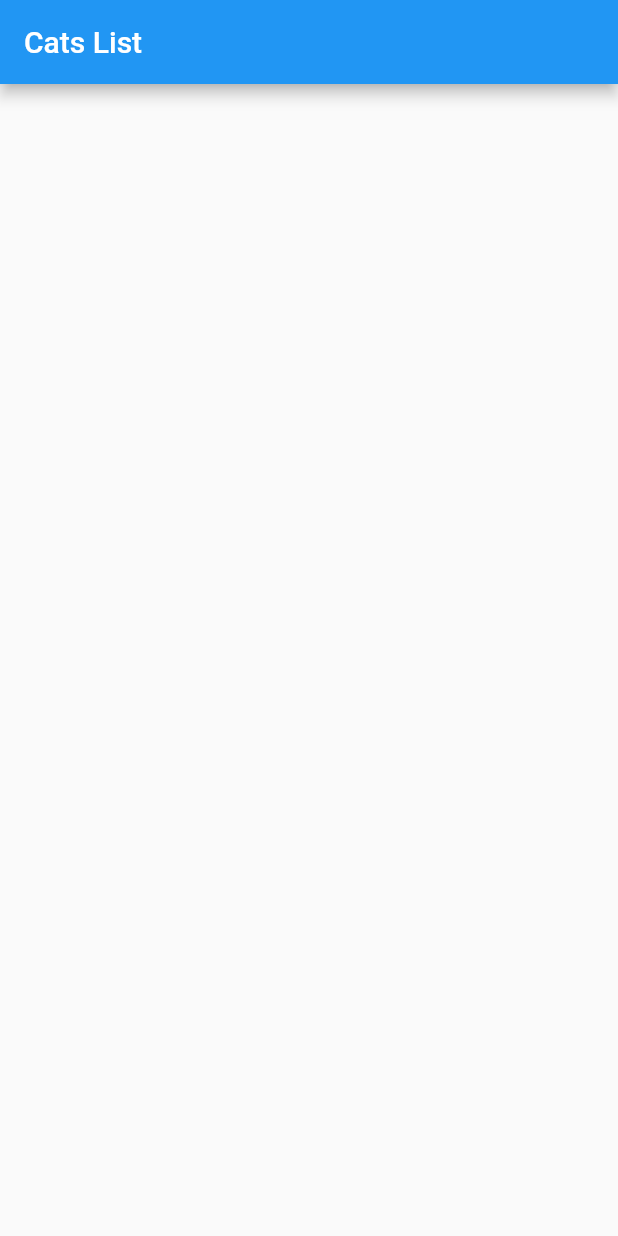
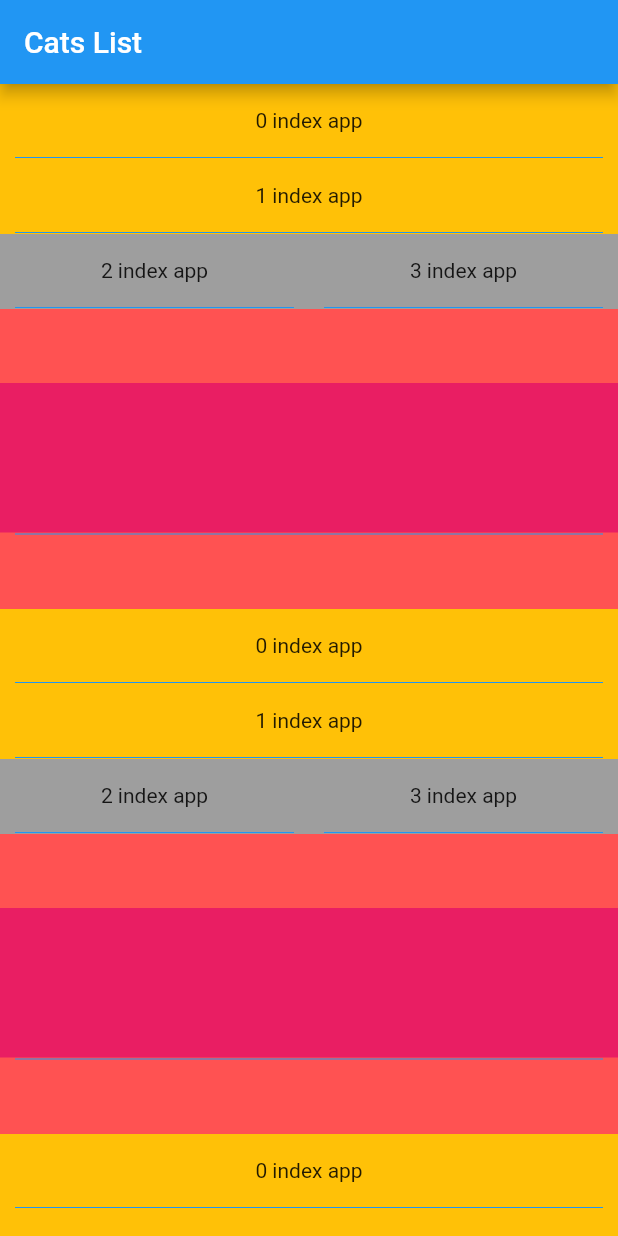
Before and after one commit to IvanTyurin/cats_list, a Flutter app: the screen it shows after launch, on a phone screen of 412 x 824 dp. Run offline on Flutter 3.47's test engine with Material 2 defaults, Android fonts, the phone set to English and light mode, and no system bars.

Commit message:
Items builders complete. Builders contain blank templates.

```diff
--- a/lib/HomeScreen.dart
+++ b/lib/HomeScreen.dart
@@ -5,19 +5,161 @@ class HomeScreen extends StatefulWidget {
   State<StatefulWidget> createState() {
     return _HomeScreenState();
   }
-
 }
 
 class _HomeScreenState extends State<HomeScreen> {
+  int page = 0;
+  double pageWidth = 0;
+
   @override
   Widget build(BuildContext context) {
+    pageWidth = MediaQuery.of(context).size.width;
     return Scaffold(
       appBar: AppBar(
         title: Text("Cats List"),
       ),
       body: Center(
+        child: ListView.builder(
+          itemCount: 21,
+          itemBuilder: _listBuilder,
+        ),
       ),
     );
   }
 
+  Widget _listBuilder(BuildContext context, int index) {
+    if (index == 0) page = 0;
+    int myIndex = index - page * 4;
+    print(myIndex);
+
+    if (myIndex == 2) {
+      return _halfItem(context, myIndex);
+    } else if (myIndex == 3) {
+      page++;
+      return _viewPagerItem(context, myIndex);
+    } else {
+      return _wideItem(context, myIndex);
+    }
+  }
+
+  Widget _wideItem(BuildContext context, int myIndex) {
+    return Container(
+      color: Colors.amber,
+      width: MediaQuery.of(context).size.width,
+      height: 50,
+      child: Column(
+        mainAxisAlignment: MainAxisAlignment.center,
+        children: [
+          Container(
+            height: 48,
+            child: Row(
+              mainAxisAlignment: MainAxisAlignment.center,
+              children: [Text('$myIndex'), Text(' index '), Text('app')],
+            ),
+          ),
+          Container(
+            padding: EdgeInsets.symmetric(vertical: 0, horizontal: 10),
+            height: 2,
+            child: Divider(
+              color: Colors.blue,
+            ),
+          ),
+        ],
+      ),
+    );
+  }
+
+  Widget _halfItem(BuildContext context, int myIndex) {
+    if (myIndex == 2) {
+      return Row(
+        children: [
+          Container(
+            child: _oneHalfItem(myIndex),
+          ),
+          Expanded(
+            child: _oneHalfItem(myIndex + 1),
+          ),
+        ],
+      );
+    }
+  }
+
+  Widget _viewPagerItem(BuildContext context, int myIndex) {
+    return Container(
+      color: Colors.redAccent,
+      width: pageWidth,
+      height: 200,
+      child: Column(
+        mainAxisAlignment: MainAxisAlignment.center,
+        children: [
+          _viewPager(myIndex),
+          Container(
+            padding: EdgeInsets.symmetric(vertical: 0, horizontal: 10),
+            height: 2,
+            child: Divider(
+              color: Colors.blue,
+            ),
+          ),
+        ],
+      ),
+    );
+  }
+
+  Widget _viewPager(int myIndex) {
+    return Container(
+      width: pageWidth,
+      height: 100,
+      child: PageView.builder(
+        itemBuilder: _viewPagerBuilder,
+        scrollDirection: Axis.horizontal,
+        itemCount: 3,
+      ),
+    );
+    // return PageView.builder(
+    //   itemBuilder: _viewPagerBuilder,
+    //   scrollDirection: Axis.horizontal,
+    // );
+  }
+
+  Widget _viewPagerBuilder(BuildContext context, int position) {
+    Color col = Colors.deepPurple;
+    if (position == 0) col = Colors.pink;
+    if (position == 1) col = Colors.purple;
+    if (position == 2) col = Colors.cyan;
+
+    return Container(
+      color: col,
+      child: SizedBox(
+        width: 100,
+        height: 100,
+      ),
+    );
+  }
+
+  Widget _oneHalfItem(int myIndex) {
+    return Container(
+      color: Colors.grey,
+      width: pageWidth / 2.0,
+      height: 50,
+      child: Column(
+        mainAxisAlignment: MainAxisAlignment.center,
+        children: [
+          Container(
+            height: 48,
+            child: Row(
+              mainAxisAlignment: MainAxisAlignment.center,
+              children: [Text('$myIndex'), Text(' index '), Text('app')],
+            ),
+          ),
+          Container(
+            padding: EdgeInsets.symmetric(vertical: 0, horizontal: 10),
+            height: 2,
+            child: Divider(
+              color: Colors.blue,
+            ),
+          ),
+        ],
+      ),
+    );
+  }
 }
```
